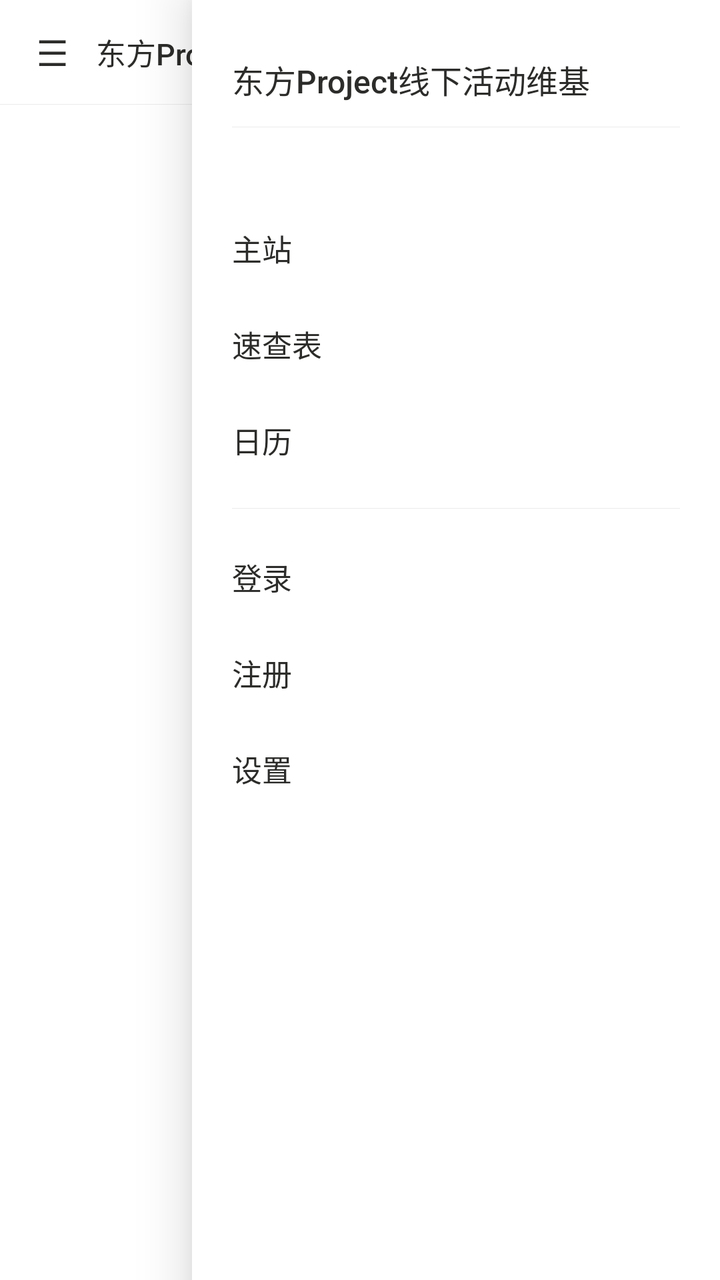
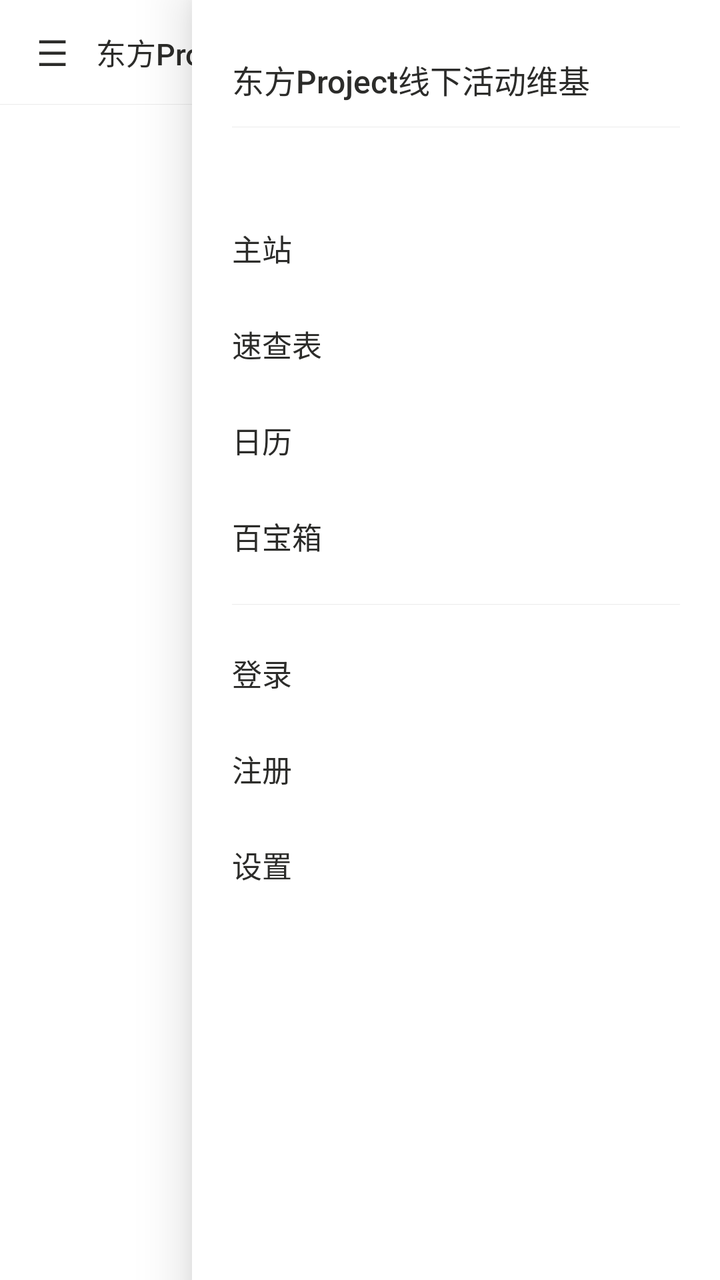

Before-and-after screenshots of an Android layout around one commit, followed by the original layout XML and the change that was made.
<!-- AndroidManifest.xml: application theme AppTheme -->
<!-- res/layout/activity_main.xml -->
<?xml version="1.0" encoding="utf-8"?>
<FrameLayout xmlns:android="http://schemas.android.com/apk/res/android"
    android:layout_width="match_parent"
    android:layout_height="match_parent"
    android:background="@color/page_bg">

    <LinearLayout
        android:layout_width="match_parent"
        android:layout_height="match_parent"
        android:orientation="vertical">

        <LinearLayout
            android:layout_width="match_parent"
            android:layout_height="52dp"
            android:background="@color/tabbar_bg"
            android:gravity="center_vertical"
            android:orientation="horizontal"
            android:paddingStart="4dp"
            android:paddingEnd="8dp">

            <TextView
                android:id="@+id/menuButton"
                android:layout_width="44dp"
                android:layout_height="match_parent"
                android:background="?android:attr/selectableItemBackground"
                android:contentDescription="@string/menu"
                android:gravity="center"
                android:text="☰"
                android:textColor="@color/text_primary"
                android:textSize="18sp" />

            <TextView
                android:id="@+id/headerTitle"
                android:layout_width="0dp"
                android:layout_height="wrap_content"
                android:layout_weight="1"
                android:ellipsize="end"
                android:fontFamily="sans-serif-medium"
                android:maxLines="1"
                android:text="@string/app_name"
                android:textColor="@color/text_primary"
                android:textSize="15sp" />

            <TextView
                android:id="@+id/refresh"
                android:layout_width="wrap_content"
                android:layout_height="wrap_content"
                android:background="?android:attr/selectableItemBackground"
                android:paddingStart="12dp"
                android:paddingTop="8dp"
                android:paddingEnd="12dp"
                android:paddingBottom="8dp"
                android:text="@string/refresh"
                android:textColor="@color/accent"
                android:textSize="13sp" />
        </LinearLayout>

        <View
            android:layout_width="match_parent"
            android:layout_height="1px"
            android:background="@color/divider" />

        <TextView
            android:id="@+id/offlineBanner"
            android:layout_width="match_parent"
            android:layout_height="wrap_content"
            android:background="@color/banner_bg"
            android:paddingStart="16dp"
            android:paddingTop="8dp"
            android:paddingEnd="16dp"
            android:paddingBottom="8dp"
            android:textColor="@color/banner_text"
            android:textSize="12sp"
            android:visibility="gone" />

        <FrameLayout
            android:id="@+id/content"
            android:layout_width="match_parent"
            android:layout_height="0dp"
            android:layout_weight="1" />
    </LinearLayout>

    <View
        android:id="@+id/scrim"
        android:layout_width="match_parent"
        android:layout_height="match_parent"
        android:background="@color/scrim"
        android:visibility="gone" />

    <LinearLayout
        android:id="@+id/drawer"
        android:layout_width="@dimen/drawer_width"
        android:layout_height="match_parent"
        android:layout_gravity="end"
        android:background="@color/tabbar_bg"
        android:elevation="16dp"
        android:orientation="vertical"
        android:paddingBottom="16dp">

        <TextView
            android:layout_width="match_parent"
            android:layout_height="wrap_content"
            android:fontFamily="sans-serif-medium"
            android:paddingStart="20dp"
            android:paddingTop="28dp"
            android:paddingEnd="20dp"
            android:paddingBottom="12dp"
            android:text="@string/app_name"
            android:textColor="@color/text_primary"
            android:textSize="16sp" />

        <View
            android:layout_width="match_parent"
            android:layout_height="1px"
            android:layout_marginStart="20dp"
            android:layout_marginEnd="20dp"
            android:layout_marginBottom="8dp"
            android:background="@color/divider" />

        <TextView
            android:id="@+id/accountLabel"
            android:layout_width="match_parent"
            android:layout_height="wrap_content"
            android:paddingStart="20dp"
            android:paddingTop="4dp"
            android:paddingEnd="20dp"
            android:paddingBottom="8dp"
            android:textColor="@color/text_secondary"
            android:textSize="12sp" />

        <ScrollView
            android:layout_width="match_parent"
            android:layout_height="0dp"
            android:layout_weight="1"
            android:scrollbars="none">

            <LinearLayout
                android:layout_width="match_parent"
                android:layout_height="wrap_content"
                android:orientation="vertical">

                <LinearLayout
                    android:id="@+id/navBuiltIn"
                    android:layout_width="match_parent"
                    android:layout_height="wrap_content"
                    android:orientation="vertical">

                    <TextView
                        android:id="@+id/navWeb"
                        style="@style/NavItem"
                        android:text="@string/nav_web" />

                    <TextView
                        android:id="@+id/navList"
                        style="@style/NavItem"
                        android:text="@string/tab_list" />

                    <TextView
                        android:id="@+id/navCalendar"
                        style="@style/NavItem"
                        android:text="@string/tab_calendar" />
                </LinearLayout>

                <LinearLayout
                    android:id="@+id/navDynamic"
                    android:layout_width="match_parent"
                    android:layout_height="wrap_content"
                    android:orientation="vertical" />

                <View
                    android:layout_width="match_parent"
                    android:layout_height="1px"
                    android:layout_marginStart="20dp"
                    android:layout_marginTop="10dp"
                    android:layout_marginEnd="20dp"
                    android:layout_marginBottom="10dp"
                    android:background="@color/divider" />

                <TextView
                    android:id="@+id/navLogin"
                    style="@style/NavItem"
                    android:text="@string/nav_login" />

                <TextView
                    android:id="@+id/navRegister"
                    style="@style/NavItem"
                    android:text="@string/nav_register" />

                <TextView
                    android:id="@+id/navLogout"
                    style="@style/NavItem"
                    android:text="@string/auth_logout"
                    android:visibility="gone" />

                <TextView
                    android:id="@+id/navSettings"
                    style="@style/NavItem"
                    android:text="@string/nav_settings" />
            </LinearLayout>
        </ScrollView>

        <TextView
            android:id="@+id/navVersion"
            android:layout_width="match_parent"
            android:layout_height="wrap_content"
            android:paddingStart="20dp"
            android:paddingTop="10dp"
            android:paddingEnd="20dp"
            android:textColor="@color/text_tertiary"
            android:textSize="12sp" />
    </LinearLayout>

</FrameLayout>
<!-- resources referenced by this layout -->
<resources>
  <color name="accent">#D4537E</color>
  <color name="banner_bg">#FFF4E5</color>
  <color name="banner_text">#854F0B</color>
  <color name="divider">#14000000</color>
  <color name="page_bg">#FFFFFFFF</color>
  <color name="scrim">#66000000</color>
  <color name="tabbar_bg">#FFFFFFFF</color>
  <color name="text_primary">#2C2C2A</color>
  <color name="text_secondary">#888780</color>
  <color name="text_tertiary">#B4B2A9</color>
  <dimen name="drawer_width">264dp</dimen>
  <string name="app_name">东方Project线下活动维基</string>
  <string name="auth_logout">退出登录</string>
  <string name="menu">菜单</string>
  <string name="nav_login">登录</string>
  <string name="nav_register">注册</string>
  <string name="nav_settings">设置</string>
  <string name="nav_web">主站</string>
  <string name="refresh">刷新</string>
  <string name="tab_calendar">日历</string>
  <string name="tab_list">速查表</string>
  <style name="NavItem">
          <item name="android:layout_width">match_parent</item>
          <item name="android:layout_height">@dimen/nav_item_height</item>
          <item name="android:gravity">center_vertical</item>
          <item name="android:paddingStart">20dp</item>
          <item name="android:paddingEnd">20dp</item>
          <item name="android:textSize">15sp</item>
          <item name="android:textColor">@color/text_primary</item>
          <item name="android:background">?android:attr/selectableItemBackground</item>
      </style>
  <style name="AppTheme" parent="@android:style/Theme.DeviceDefault.Light.NoActionBar">
          <item name="android:windowBackground">@color/page_bg</item>
          <item name="android:statusBarColor">@color/tabbar_bg</item>
          <item name="android:navigationBarColor">@color/tabbar_bg</item>
          <item name="android:windowLightStatusBar">true</item>
          
          <item name="android:alertDialogTheme">@style/AppDialogTheme</item>
      </style>
  <dimen name="nav_item_height">48dp</dimen>
  <style name="AppDialogTheme" parent="@android:style/Theme.DeviceDefault.Light.Dialog.Alert">
          <item name="android:colorBackgroundFloating">@color/page_bg</item>
          <item name="android:colorBackground">@color/page_bg</item>
      </style>
</resources>

<!-- the commit's change to res/layout/activity_main.xml (unified diff, before → after) -->
@@ -159,6 +159,11 @@
                         android:id="@+id/navCalendar"
                         style="@style/NavItem"
                         android:text="@string/tab_calendar" />
+
+                    <TextView
+                        android:id="@+id/navToolbox"
+                        style="@style/NavItem"
+                        android:text="@string/nav_toolbox" />
                 </LinearLayout>
 
                 <LinearLayout
<!-- resource entries referenced after the edit -->
@@ -17,6 +17,7 @@
   <string name="nav_login">登录</string>
   <string name="nav_register">注册</string>
   <string name="nav_settings">设置</string>
+  <string name="nav_toolbox">百宝箱</string>
   <string name="nav_web">主站</string>
   <string name="refresh">刷新</string>
   <string name="tab_calendar">日历</string>
